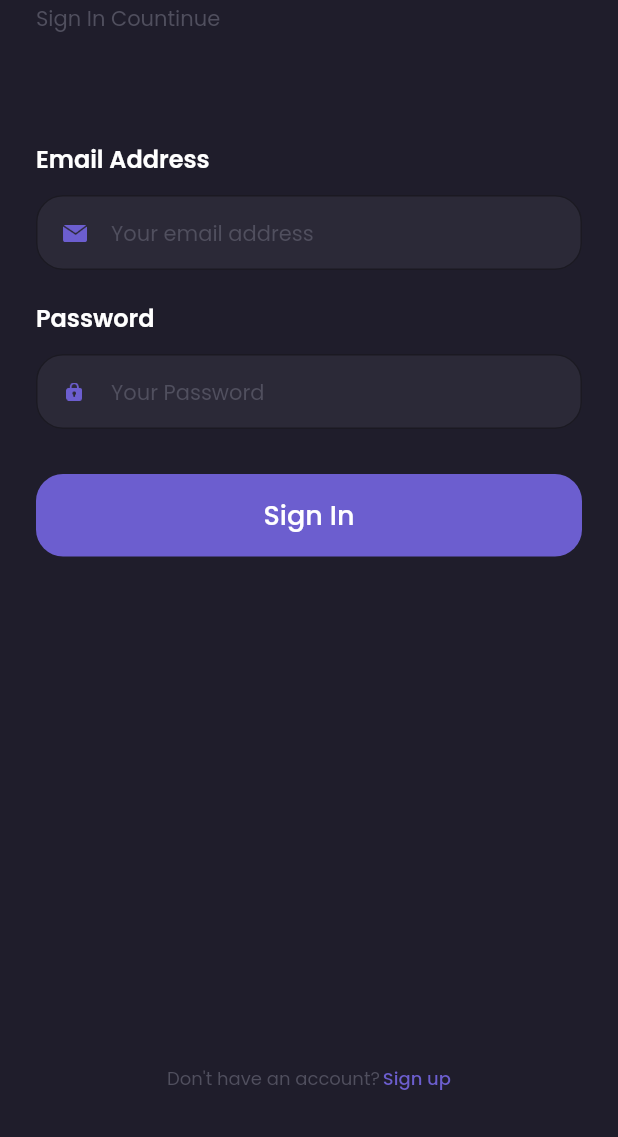
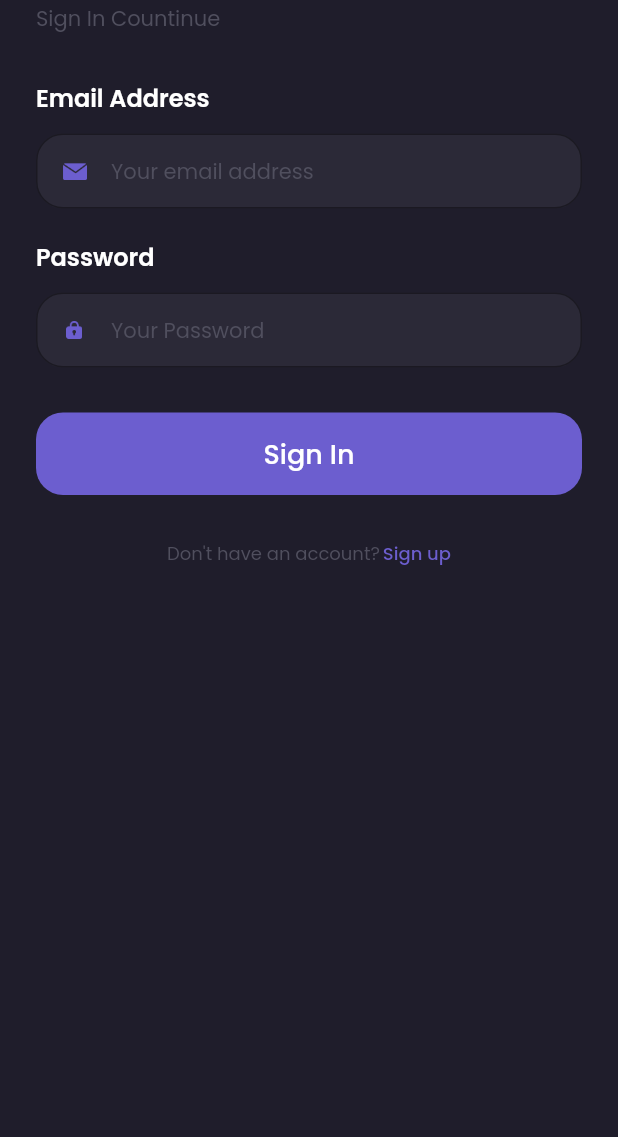
Before and after one commit to ayunggg/Shamo-flutter, a Flutter app: the screen it shows after launch, on a phone screen of 412 x 824 dp, the part 99-1236 px from its top. Run offline on Flutter 3.47's test engine with Material 2 defaults, Android fonts, the phone set to English and light mode, and no system bars; our stand-ins replace bloc, carousel_slider, cloud_firestore, equatable, firebase_auth, firebase_core and 3 more; missing offline and left inert: dart:ffi; accounts and stored records are empty.

Commit message:
Fix Sign Up, Fix Flex Sign In Page & Add Sign In Method

```diff
--- a/shamo_flutter/lib/models/user_model.dart
+++ b/shamo_flutter/lib/models/user_model.dart
@@ -10,7 +10,7 @@ class UserModel extends Equatable {
     required this.id,
     required this.name,
     required this.email,
-    this.username = '',
+    required this.username,
   });
 
   @override
--- a/shamo_flutter/lib/services/user_service.dart
+++ b/shamo_flutter/lib/services/user_service.dart
@@ -27,7 +27,8 @@ class UserService {
       return UserModel(
           id: documentSnapshot.id,
           name: documentSnapshot['name'],
-          email: documentSnapshot['email']);
+          email: documentSnapshot['email'],
+          username: documentSnapshot['username']);
     } catch (e) {
       rethrow;
     }
--- a/shamo_flutter/lib/ui/pages/page_sign_in.dart
+++ b/shamo_flutter/lib/ui/pages/page_sign_in.dart
@@ -1,6 +1,8 @@
 // ignore_for_file: prefer_const_constructors
 
 import 'package:flutter/material.dart';
+import 'package:flutter_bloc/flutter_bloc.dart';
+import 'package:shamo_flutter/cubit/auth_cubit_cubit.dart';
 import 'package:shamo_flutter/theme/theme.dart';
 import 'package:shamo_flutter/ui/widgets/custom_button.dart';
 import 'package:shamo_flutter/ui/widgets/custom_text_input.dart';
@@ -23,7 +25,10 @@ class SignInPage extends StatelessWidget {
           },
           child: Container(
             width: double.infinity,
-            margin: EdgeInsets.only(bottom: 30),
+            margin: EdgeInsets.only(
+              bottom: 30,
+              top: 30,
+            ),
             child: Row(
               mainAxisAlignment: MainAxisAlignment.center,
               children: [
@@ -82,7 +87,6 @@ class SignInPage extends StatelessWidget {
     Widget inputSection() {
       return Container(
         margin: EdgeInsets.only(
-          top: 160,
           left: 24,
           right: 24,
         ),
@@ -126,11 +130,34 @@ class SignInPage extends StatelessWidget {
             SizedBox(
               height: 30,
             ),
-            CustomButton(
-              title: 'Sign In',
-              onPressed: () {
-                Navigator.pushNamedAndRemoveUntil(
-                    context, '/main', (route) => false);
+            BlocConsumer<AuthCubit, AuthCubitState>(
+              listener: (context, state) {
+                if (state is AuthSuccess) {
+                  Navigator.pushNamedAndRemoveUntil(
+                      context, '/main', (route) => false);
+                } else if (state is AuthFailed) {
+                  ScaffoldMessenger.of(context).showSnackBar(
+                    SnackBar(
+                      backgroundColor: kRedColor,
+                      content: Text(state.error),
+                    ),
+                  );
+                }
+              },
+              builder: (context, state) {
+                if (state is AuthLoading) {
+                  return Center(
+                    child: CircularProgressIndicator(),
+                  );
+                }
+                return CustomButton(
+                  title: 'Sign In',
+                  onPressed: () {
+                    context.read<AuthCubit>().signIn(
+                        email: emailController.text,
+                        password: passwordController.text);
+                  },
+                );
               },
             ),
           ],
@@ -141,7 +168,7 @@ class SignInPage extends StatelessWidget {
     return Scaffold(
       backgroundColor: kBackgroundColor,
       body: SafeArea(
-        child: Stack(
+        child: ListView(
           children: [
             header(),
             inputSection(),
```
Also changed, not shown: shamo_flutter/lib/services/auth_service.dart (+6 -4 lines).
